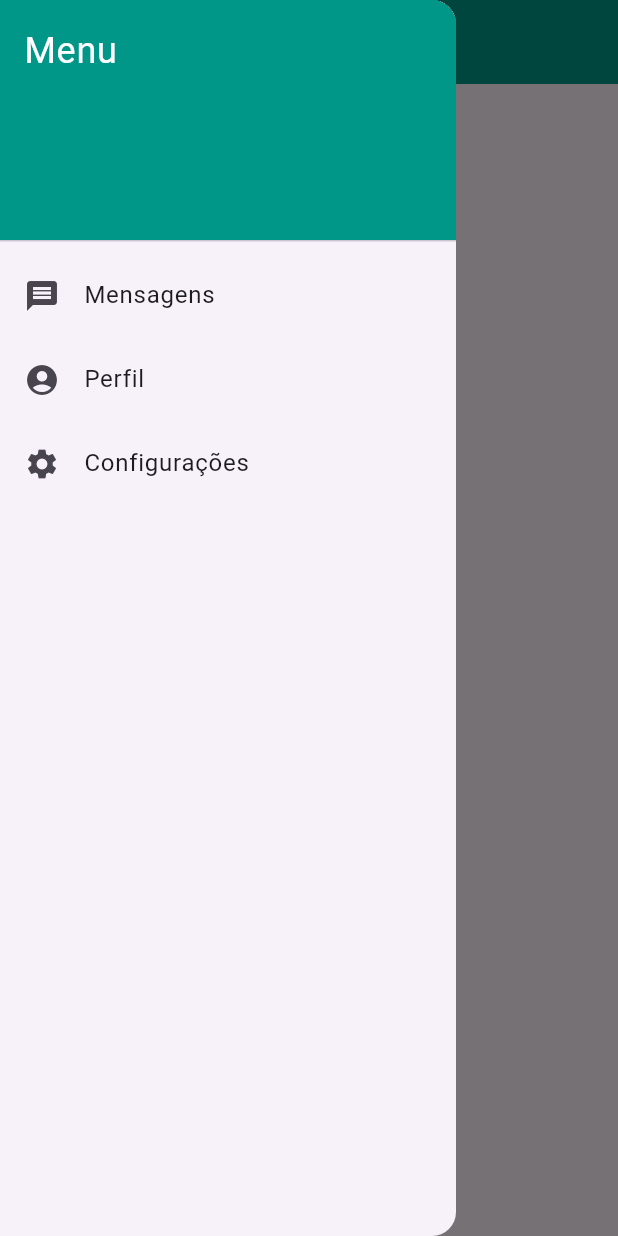
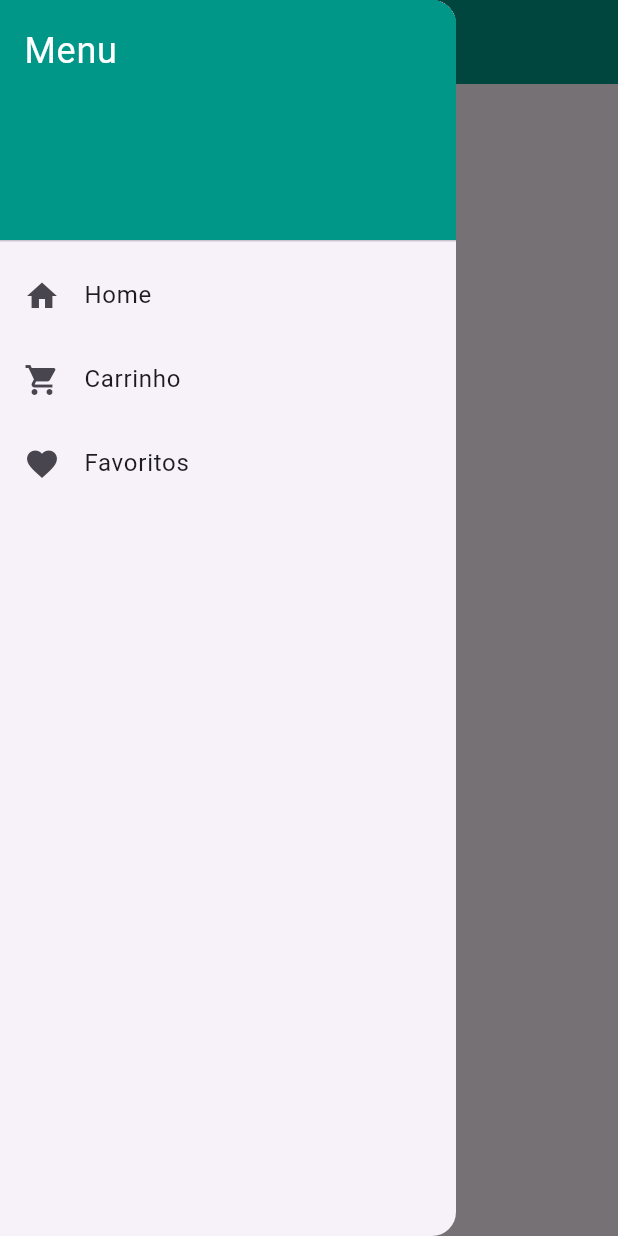
Before and after one commit to gabitheiss/FlutterApp, a Flutter app: the screen it shows after launch, with the side drawer open, on a phone screen of 412 x 824 dp. Run offline on Flutter 3.47's test engine with Material 3 defaults, Android fonts, the phone set to English and light mode, and no system bars.

Commit message:
Redirect no menu e fechar drawer

```diff
--- a/lib/widgets/DrawerWidget.dart
+++ b/lib/widgets/DrawerWidget.dart
@@ -1,9 +1,15 @@
 import 'package:flutter/material.dart';
 
+import '../screens/FavoritesScreen.dart';
+
 class DrawerWidget extends StatelessWidget {
+
+  final GlobalKey<ScaffoldState> _scaffoldKey = GlobalKey<ScaffoldState>();
+
   @override
   Widget build(BuildContext context) {
     return Drawer(
+      key: _scaffoldKey,
       child: ListView(
         padding: EdgeInsets.zero,
         children: <Widget>[
@@ -20,20 +26,21 @@ class DrawerWidget extends StatelessWidget {
             ),
           ),
           ListTile(
-            leading: const Icon(Icons.message),
-            title: const Text('Mensagens'),
+            leading: const Icon(Icons.home),
+            title: const Text('Home'),
             onTap: () {},
           ),
           ListTile(
-            leading: const Icon(Icons.account_circle),
-            title: const Text('Perfil'),
+            leading: const Icon(Icons.shopping_cart),
+            title: const Text('Carrinho'),
             onTap: () {},
           ),
           ListTile(
-            leading: const Icon(Icons.settings),
-            title: const Text('Configurações'),
+            leading: const Icon(Icons.favorite),
+            title: const Text('Favoritos'),
             onTap: () {
-              // Ação ao clicar em Configurações
+              Navigator.pop(context);
+              Navigator.push(context, MaterialPageRoute(builder: (context) => FavoritesScreen()));
             },
           ),
         ],
```
Also changed, not shown: lib/screens/FavoritesScreen.dart (added, +22 -0 lines).
